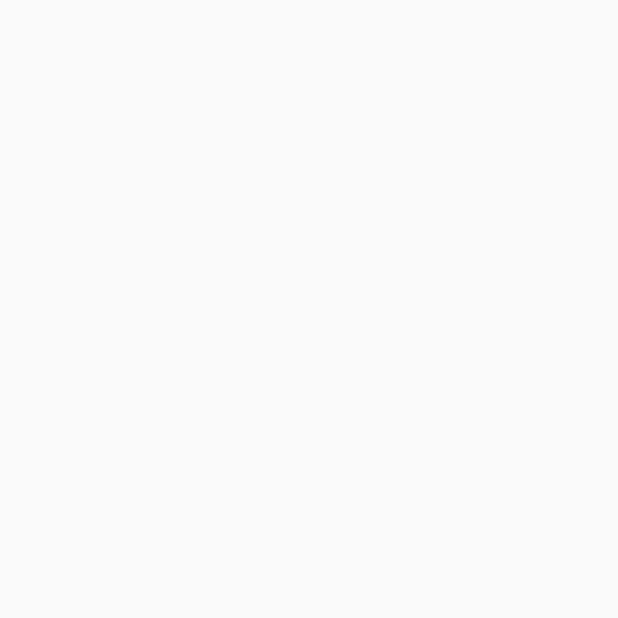
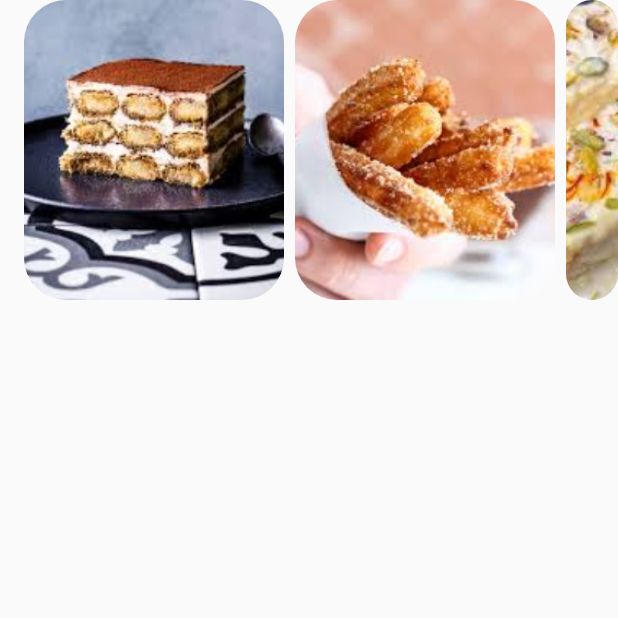
Before and after one commit to PmCoder26/android-jetpack-compose, an Android app built with Jetpack Compose: the CarouselsScreen screen opened through its navigation route, on a phone screen of 412 x 824 dp, the top half of it. Before the commit the part shown is empty. Run offline under Robolectric (Android 15) with nearby library versions, the phone set to English and light mode, and no system bars.

Commit message:
components/Carousels: covered the concept of Carousels and implemented HorizontalMultiBrowseCarousel() commit

```diff
--- a/app/src/main/java/com/example/jetpack_compose_practice/component/Carousels.kt
+++ b/app/src/main/java/com/example/jetpack_compose_practice/component/Carousels.kt
@@ -1,8 +1,59 @@
 package com.example.jetpack_compose_practice.component
 
+import androidx.compose.foundation.Image
+import androidx.compose.foundation.layout.PaddingValues
+import androidx.compose.foundation.layout.fillMaxWidth
+import androidx.compose.foundation.layout.size
+import androidx.compose.foundation.layout.wrapContentHeight
+import androidx.compose.material3.ExperimentalMaterial3Api
+import androidx.compose.material3.MaterialTheme
+import androidx.compose.material3.carousel.HorizontalMultiBrowseCarousel
+import androidx.compose.material3.carousel.rememberCarouselState
 import androidx.compose.runtime.Composable
+import androidx.compose.runtime.remember
+import androidx.compose.ui.Modifier
+import androidx.compose.ui.layout.ContentScale
+import androidx.compose.ui.res.painterResource
 import androidx.compose.ui.tooling.preview.Preview
+import androidx.compose.ui.unit.dp
+import com.example.jetpack_compose_practice.R
+import kotlin.collections.listOf
 
+
+/*
+        1. Introduction:
+            A carousel displays a scrollable list of items that adapt dynamically based on window size.
+            Use carousels to showcase a collection of related content. Carousel items emphasize visuals,
+            but can also contain brief text that adapts to the item size.
+
+            There are four carousel layouts available to suit different use cases:
+            Multi-browse: Includes differently sized items. Recommended for browsing many items
+                          at once, like photos.
+            Uncontained: Contains items that are a single size and flow past the edge of the screen.
+                         Can be customized to show more text or other UI above or below each item.
+            Hero: Highlights one large image to focus on and provides a peek of what's next with
+                  a small item. Recommended for spotlighting content that you want to emphasize,
+                  like movie or show thumbnails.
+            Full-screen: Shows one edge-to-edge large item at a time and scrolls vertically.
+                         Recommended for content that is taller than it is wide.
+
+        2. Parameters:
+            state: A CarouselState instance that manages the current item index and scroll position.
+                   Create this state using rememberCarouselState { itemCount }, where itemCount is
+                   the total number of items in the carousel.
+            itemSpacing: Defines the amount of empty space between adjacent items in the carousel.
+            contentPadding: Applies padding around the content area of the carousel. Use this to
+                            add space before the first item or after the last item, or to provide
+                            margins for the items within the scrollable region.
+        3. Note - The HorizontalMultiBrowseCarousel() and HorizontalUncontainedCarousel() has same
+                  parameters, just the concept is little different.
+ */
+
+
+data class CarouselItem(
+    val id: Int,
+    val imgResId: Int
+)
 
 @Preview(showBackground = true)
 @Composable
@@ -10,9 +61,45 @@ fun CarouselsScreenPreview() {
     CarouselsScreen()
 }
 
+@OptIn(ExperimentalMaterial3Api::class)
 @Composable
 fun CarouselsScreen() {
 
+    val items = remember {
+        listOf(
+            CarouselItem(0, R.drawable.images_1),
+            CarouselItem(0, R.drawable.images_2),
+            CarouselItem(0, R.drawable.images_3),
+            CarouselItem(0, R.drawable.images_4),
+            CarouselItem(0, R.drawable.images_5),
+            CarouselItem(0, R.drawable.images_6),
+        )
+    }
 
+    val carouselState = rememberCarouselState() { items.size }
+
+    HorizontalMultiBrowseCarousel(
+        state = carouselState,
+        modifier = Modifier
+            .fillMaxWidth()
+            .wrapContentHeight(),
+        preferredItemWidth = 186.dp,
+        itemSpacing = 7.dp,
+        contentPadding = PaddingValues(horizontal = 16.dp)
+    ) { itemIdx ->
+
+        val item = items[itemIdx]
+
+        Image(
+            painter = painterResource(item.imgResId),
+            contentDescription = "dessert",
+            modifier = Modifier
+                .size(200.dp)
+                // 	Show the image clipped to extraLarge rounded corners.
+                .maskClip(MaterialTheme.shapes.extraLarge),
+            contentScale = ContentScale.Crop
+        )
+
+    }
 
 }
--- a/app/src/main/java/com/example/jetpack_compose_practice/component/ComponentsHome.kt
+++ b/app/src/main/java/com/example/jetpack_compose_practice/component/ComponentsHome.kt
@@ -20,6 +20,7 @@ fun ComponentsHomeScreen(navCon: NavHostController) {
     val navRouteList = listOf(
         NavRoute("Top Bar", "TopBarScreen"),
         NavRoute("Badges", "BadgesHomeScreen"),
+        NavRoute("Carousels", "CarouselsScreen"),
     )
 
     NavRouteGallery(navRouteList, navCon)
```
Also changed, not shown: app/src/main/res/drawable/images_1.jpeg (added), app/src/main/res/drawable/images_2.jpeg (added), app/src/main/res/drawable/images_3.jpeg (added), app/src/main/res/drawable/images_4.jpeg (added), app/src/main/res/drawable/images_5.jpeg (added), app/src/main/res/drawable/images_6.jpeg (added).
